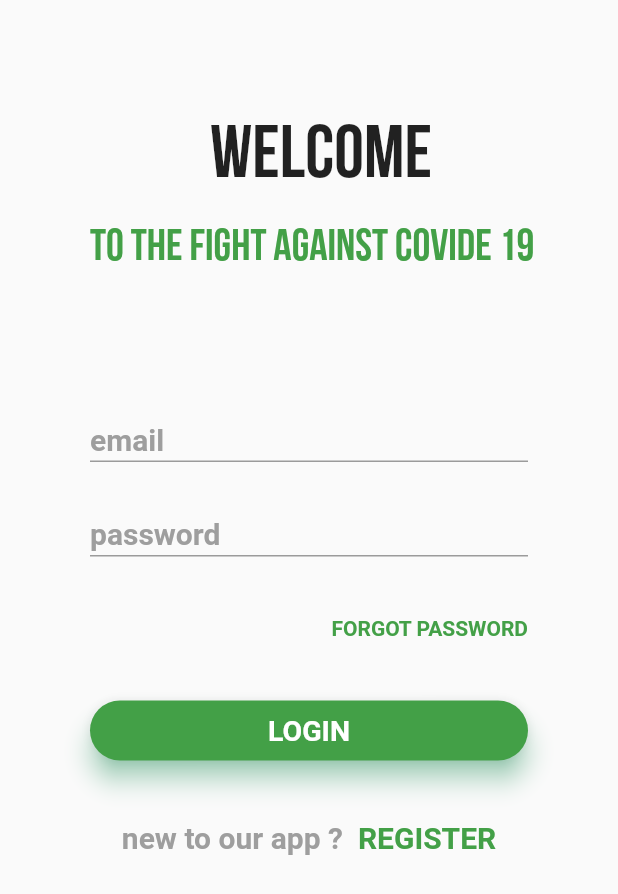
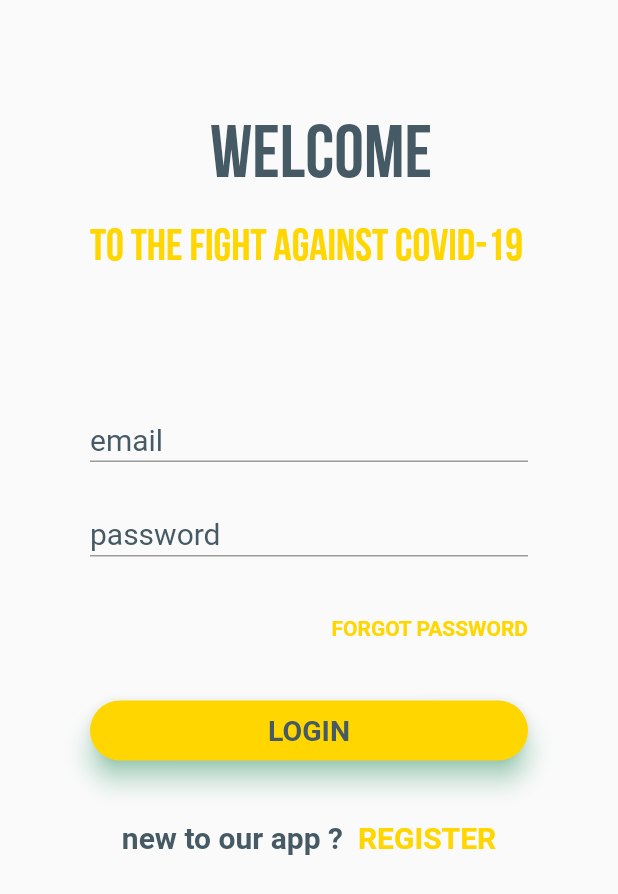
Before and after one commit to Kaiserb11/covid_symptom_app, a Flutter app: the screen it shows after launch, on a phone screen of 412 x 824 dp. Shown: the top 894 px of the screen. Run offline on Flutter 3.47's test engine with Material 2 defaults, Android fonts, the phone set to English and light mode, and no system bars; Roboto replaces fonts that are missing (Montserrat).

Commit message:
updated routing

```diff
--- a/lib/pages/login.dart
+++ b/lib/pages/login.dart
@@ -23,18 +23,19 @@ class _LoginPageState extends State<LoginPage>{
                   style: TextStyle(
                     fontFamily: 'bebas',
                     fontSize: 50,
+                    color: Colors.blueGrey[700],
                     fontWeight: FontWeight.bold
                   ),),
               ),
               Container(
                 padding: EdgeInsets.fromLTRB(60, 150, 0, 0),
                 child:  Text(
-                  "to the fight against covide 19",
+                  "to the fight against covid-19",
                     style: TextStyle(
                       fontFamily: 'bebas',
                       fontSize: 30,
                       fontWeight: FontWeight.bold,
-                      color: Colors.green[600]
+                      color: Colors.yellowAccent[700]
                     ),
                 ),
               )
@@ -50,11 +51,11 @@ class _LoginPageState extends State<LoginPage>{
                   hintStyle: TextStyle(
                     fontSize: 20,
                     fontFamily: 'Montserrat',
-                    fontWeight: FontWeight.bold,
-                    color: Colors.grey
+                    fontWeight: FontWeight.w400,
+                    color: Colors.blueGrey[700]
                   ),
                   focusedBorder: UnderlineInputBorder(
-                    borderSide: BorderSide(color: Colors.green[600])
+                    borderSide: BorderSide(color: Colors.yellowAccent[700])
                   )
                 ),
               ),
@@ -66,11 +67,11 @@ class _LoginPageState extends State<LoginPage>{
                   hintStyle: TextStyle(
                     fontSize: 20,
                     fontFamily: 'Montserrat',
-                    fontWeight: FontWeight.bold,
-                    color: Colors.grey
+                    fontWeight: FontWeight.w400,
+                    color: Colors.blueGrey[700]
                   ),
                   focusedBorder: UnderlineInputBorder(
-                    borderSide: BorderSide(color: Colors.green[600])
+                    borderSide: BorderSide(color: Colors.yellowAccent[700])
                   )
                 ),
                 obscureText: true,
@@ -83,7 +84,7 @@ class _LoginPageState extends State<LoginPage>{
                   child: Text(
                     "FORGOT PASSWORD",
                     style: TextStyle(
-                      color: Colors.green[600],
+                      color: Colors.yellowAccent[700],
                       fontFamily: 'Montserrat',
                       fontWeight: FontWeight.bold,
                     ),
@@ -96,11 +97,11 @@ class _LoginPageState extends State<LoginPage>{
                       child: Material(
                         borderRadius: BorderRadius.circular(20.0),
                         shadowColor: Colors.greenAccent,
-                        color: Colors.green[600],
+                        color: Colors.yellowAccent[700],
                         elevation: 7.0,
                         child: GestureDetector(
                           onTap: () {
-                            Navigator.push(
+                            Navigator.pushReplacement(
                         context,
                         MaterialPageRoute(builder: (context) => BottomNavPage()),
                       );
@@ -110,7 +111,7 @@ class _LoginPageState extends State<LoginPage>{
                               'LOGIN',
                               style: TextStyle(
                                   fontSize: 19,
-                                  color: Colors.white,
+                                  color: Colors.blueGrey[700],
                                   fontWeight: FontWeight.bold,
                                   fontFamily: 'Montserrat'),
                             ),
@@ -127,7 +128,7 @@ class _LoginPageState extends State<LoginPage>{
                     style: TextStyle(
                       fontFamily: 'Montserrat',
                       fontWeight: FontWeight.bold,
-                      color: Colors.grey,
+                      color: Colors.blueGrey[700],
                       fontSize: 20, ),
                   ),
                   SizedBox(width: 10,),
@@ -142,7 +143,7 @@ class _LoginPageState extends State<LoginPage>{
                       'REGISTER',
                       style: TextStyle(
                         fontSize: 20,
-                        color: Colors.green[600],
+                        color: Colors.yellowAccent[700],
                         fontFamily: 'Montserrat',
                         fontWeight: FontWeight.bold,
 
--- a/lib/pages/signup.dart
+++ b/lib/pages/signup.dart
@@ -28,7 +28,7 @@ class _SignupPageState extends State<SignupPage>{
               Container(
                 padding: EdgeInsets.fromLTRB(60, 150, 0, 0),
                 child:  Text(
-                  "to the fight against covide 19",
+                  "to the fight against covid-19",
                     style: TextStyle(
                       fontFamily: 'bebas',
                       fontSize: 30,
```
Also changed, not shown: lib/pages/stat_page.dart (+41 -27 lines).
